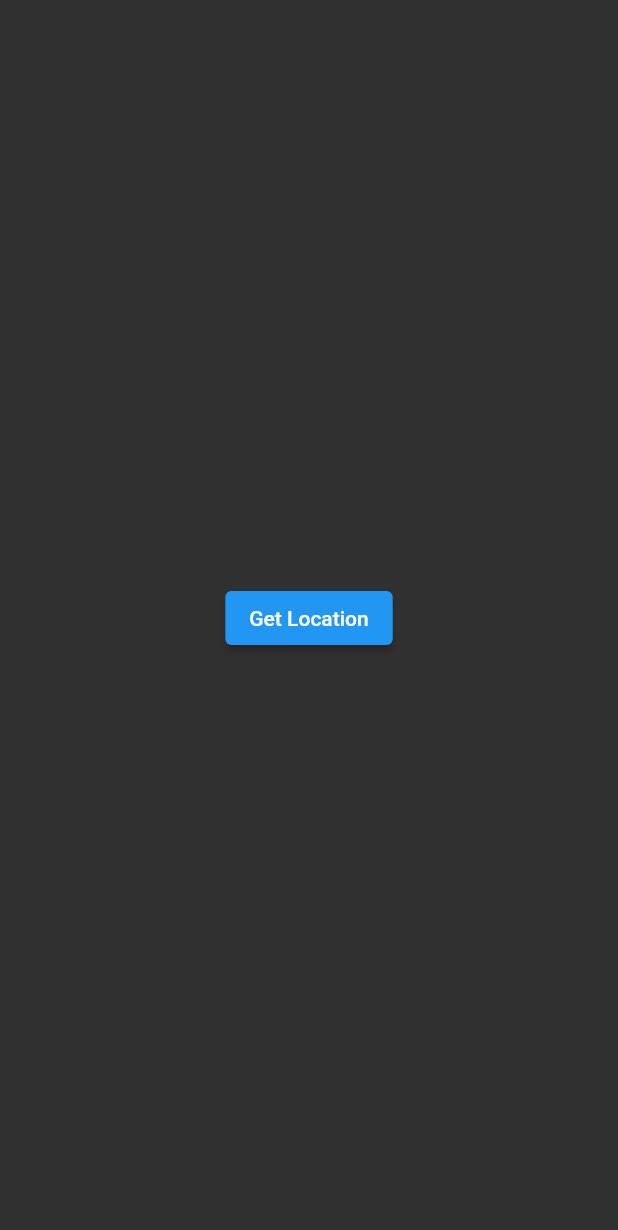
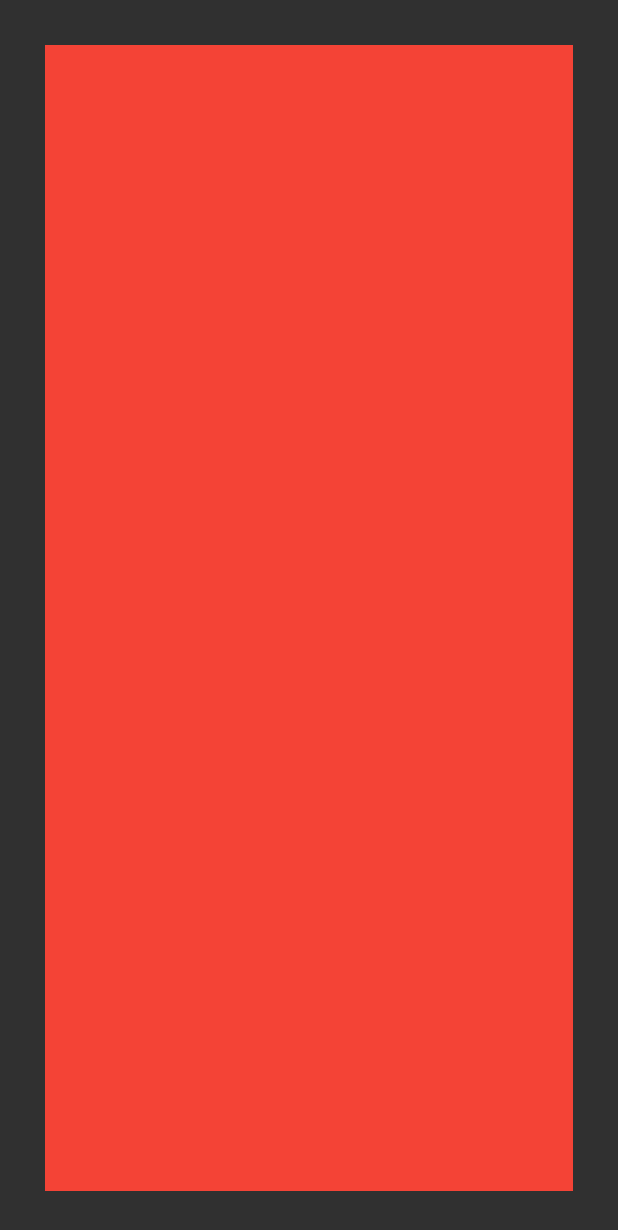
Before and after one commit to Reisuke1231/climate, a Flutter app: the screen it shows after launch, on a phone screen of 412 x 824 dp. Shown: the top 1230 px of the screen. Run offline on Flutter 3.47's test engine with Material 2 defaults, Android fonts, the phone set to English and light mode, and no system bars; our stand-ins replace geolocator.

Commit message:
Add Location class n test async-await getLocation.

```diff
--- /dev/null
+++ b/lib/location.dart
@@ -0,0 +1,17 @@
+import 'package:geolocator/geolocator.dart';
+
+class Location {
+  late double latitude;
+  late double longitude;
+
+  Future<void> getCurrentLocation() async {
+    try {
+      Position position = await Geolocator.getCurrentPosition(
+          desiredAccuracy: LocationAccuracy.low);
+      latitude = position.latitude;
+      longitude = position.longitude;
+    } catch (e) {
+      print(e);
+    }
+  }
+}
--- a/lib/screens/loading_screen.dart
+++ b/lib/screens/loading_screen.dart
@@ -1,8 +1,8 @@
+import 'package:climate/location.dart';
 import 'package:flutter/material.dart';
-import 'package:geolocator/geolocator.dart';
 
 class LoadingScreen extends StatefulWidget {
-  const LoadingScreen({Key? key}) : super(key: key);
+  Location location = Location();
 
   @override
   _LoadingScreenState createState() => _LoadingScreenState();
@@ -16,22 +16,32 @@ class _LoadingScreenState extends State<LoadingScreen> {
   }
 
   void getLocation() async {
-    Position position = await Geolocator.getCurrentPosition(
-        desiredAccuracy: LocationAccuracy.low);
-    print(position);
+    Location location = Location();
+    await location.getCurrentLocation();
+    print(location.latitude);
+    print(location.longitude);
   }
 
   @override
   Widget build(BuildContext context) {
-    return Scaffold(
-      body: Center(
-        child: ElevatedButton(
-          child: Text('Get Location'),
-          onPressed: () {
-            getLocation();
-          },
+    String myMargin = 'abc';
+
+    try {
+      double myMarginAsADouble = double.parse(myMargin);
+      return Scaffold(
+        body: Container(
+          margin: EdgeInsets.all(myMarginAsADouble),
+          color: Colors.red,
         ),
-      ),
-    );
+      );
+    } catch (e) {
+      print(e);
+      return Scaffold(
+        body: Container(
+          margin: EdgeInsets.all(30),
+          color: Colors.red,
+        ),
+      );
+    }
   }
 }
```
